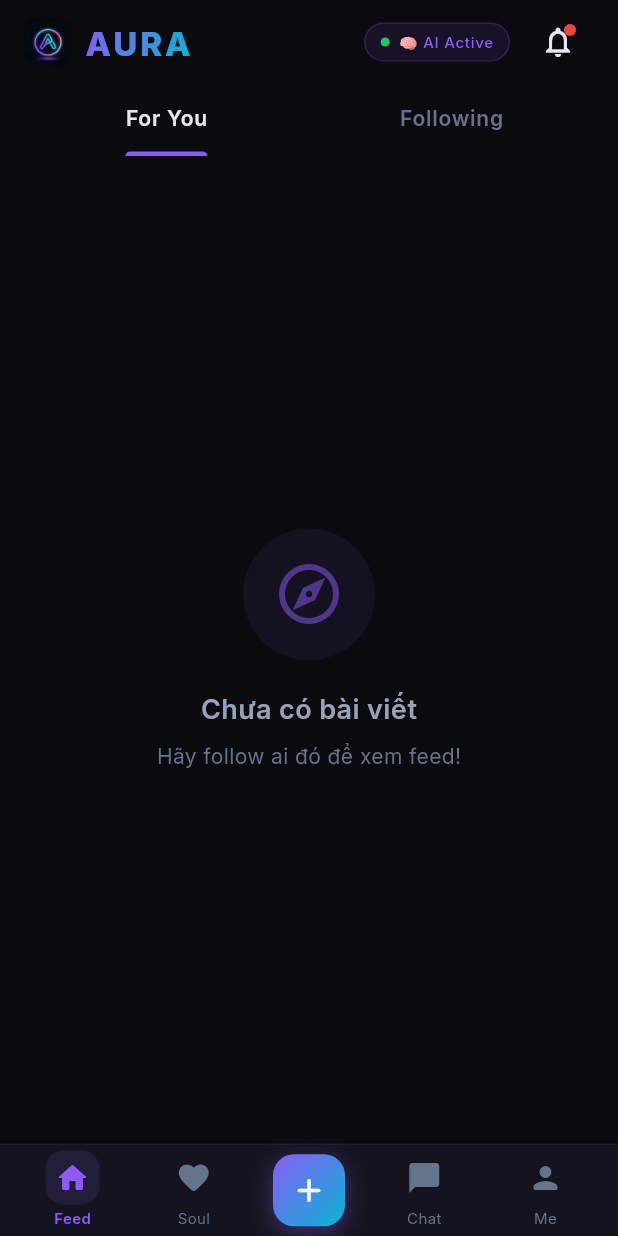
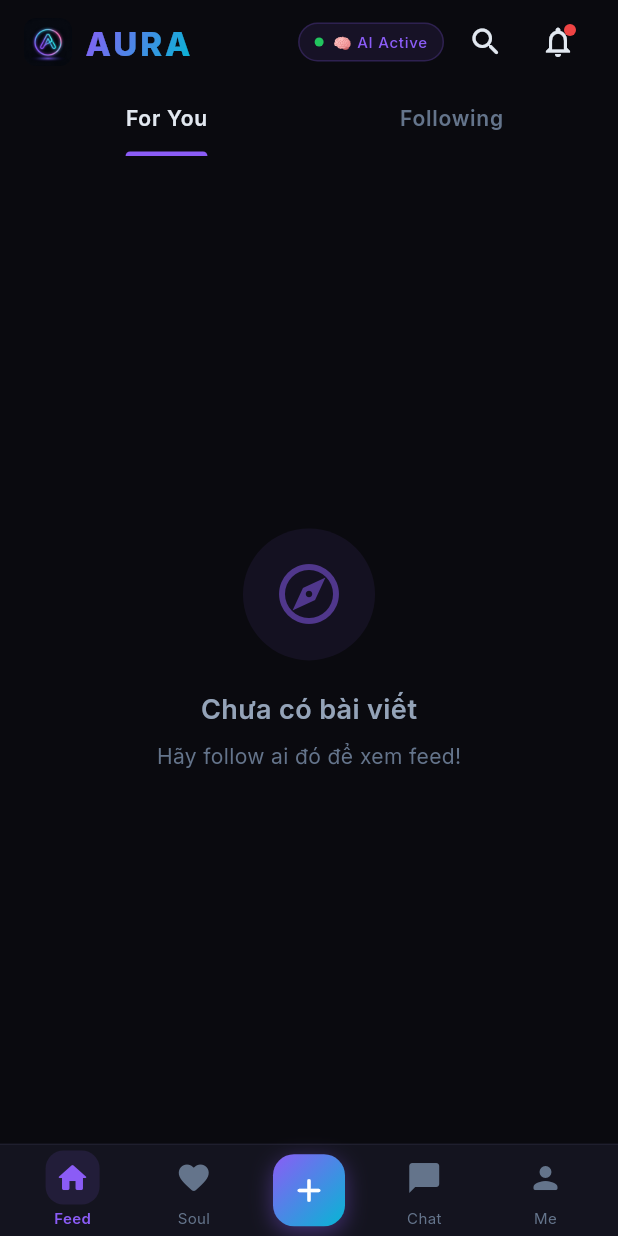
Before and after one commit to Kandesfx/AURA-Social, a Flutter app: the screen it shows once a user with an empty profile is signed in, on a phone screen of 412 x 824 dp. Run offline on Flutter 3.47's test engine with Material 3 defaults, Android fonts, the phone set to English and light mode, and no system bars; drawn by our look-alikes of flutter_animate; our stand-ins replace cached_network_image, cloud_firestore, dio, firebase_auth, firebase_core, firebase_database and 13 more; missing offline and left inert: dart:html; accounts and stored records are empty; network calls fail.

Commit message:
add search to feed

```diff
--- a/app/lib/features/feed/screens/feed_screen.dart
+++ b/app/lib/features/feed/screens/feed_screen.dart
@@ -241,7 +241,13 @@ class _FeedScreenState extends ConsumerState<FeedScreen>
                 ).animate(onPlay: (c) => c.repeat(reverse: true))
                  .shimmer(duration: 3000.ms, color: AuraColors.primary.withValues(alpha: 0.3)),
 
-                const SizedBox(width: 8),
+                const SizedBox(width: 4),
+                // Search users
+                IconButton(
+                  icon: Icon(Icons.search_rounded, size: 24),
+                  tooltip: 'Tìm kiếm người dùng',
+                  onPressed: () => context.push('/search'),
+                ),
                 // Notifications
                 IconButton(
                   icon: Badge(
```
Also changed, not shown: firebase/cors.json (added, +14 -0 lines), firebase/firebase.json, 1 other file.
